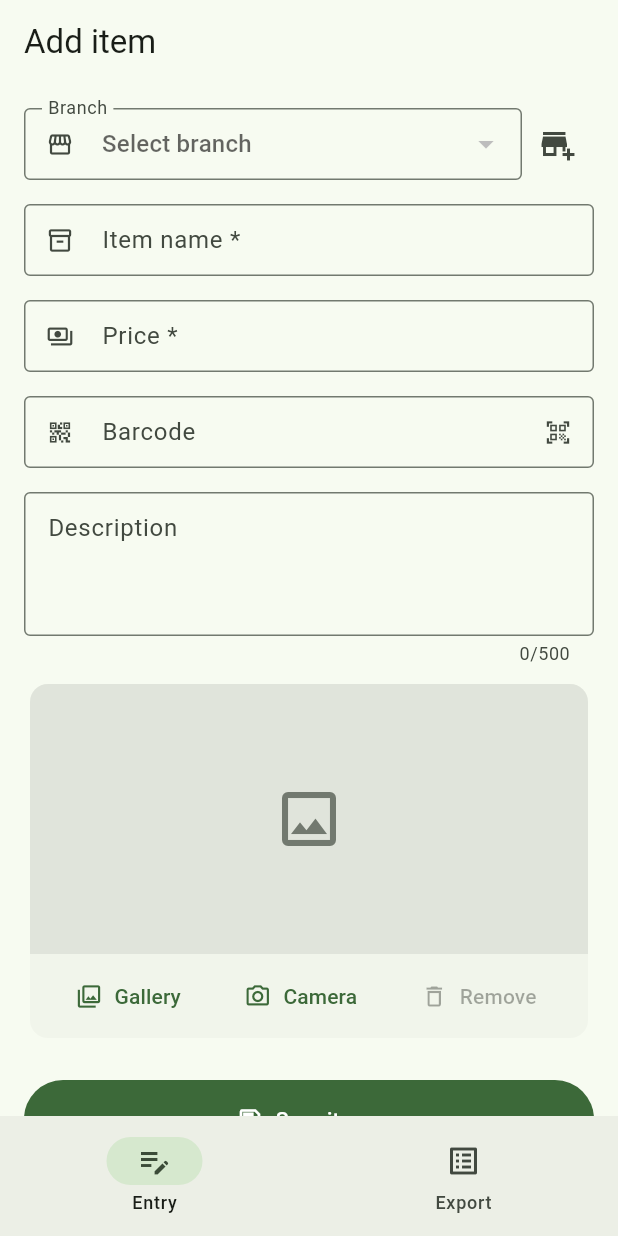
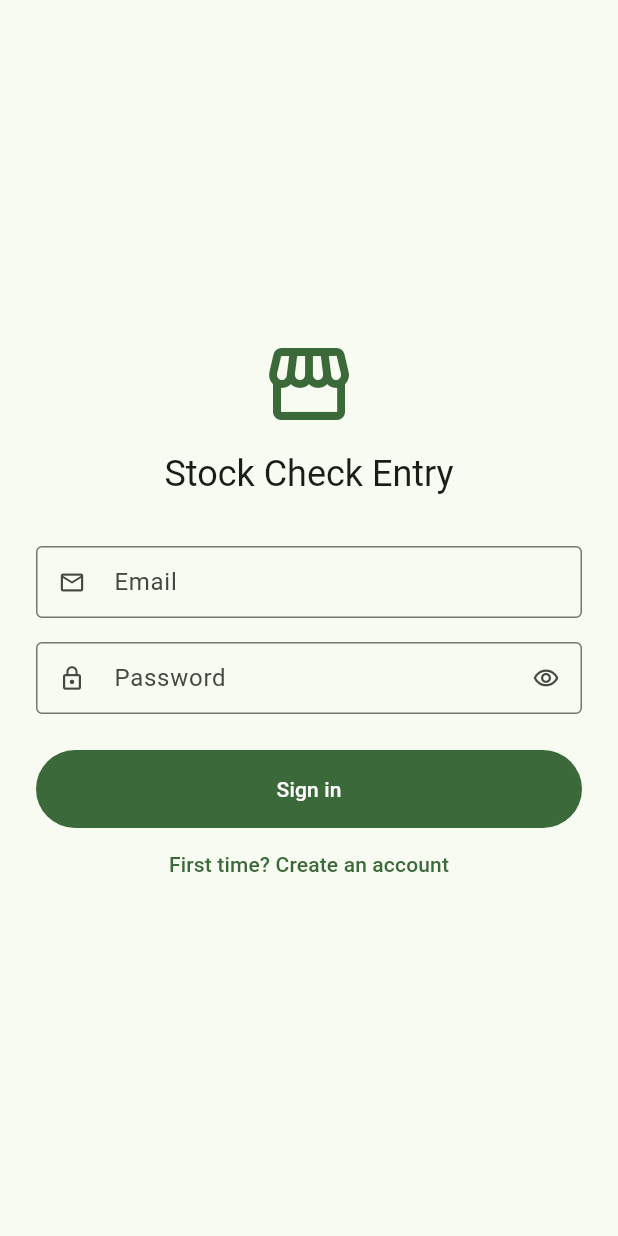
Before and after one commit to apollocked/stock_check_data_entry, a Flutter app: the screen it shows after launch, on a phone screen of 412 x 824 dp. Run offline on Flutter 3.47's test engine with Material 3 defaults, Android fonts, the phone set to English and light mode, and no system bars; our stand-ins replace cross_file, csv, flutter_riverpod, image_picker, share_plus, supabase_flutter; missing offline and left inert: mobile_scanner; accounts and stored records are empty.

Commit message:
Update : the UI

```diff
--- a/lib/config.dart
+++ /dev/null
@@ -1,5 +0,0 @@
-class Config {
-  static const String supabaseUrl = 'https://wwzvywkvblftreqdusay.supabase.co';
-  static const String supabaseAnonKey =
-      'sb_publishable_zFK0H560dmL7zZpRjZ7f_A_bwa-xPWA';
-}
--- a/lib/data/datasources/image_storage_datasource.dart
+++ b/lib/data/datasources/image_storage_datasource.dart
@@ -26,7 +26,9 @@ class ImageStorageDatasource {
     final bytes = await imageFile.readAsBytes();
     final fileName =
         '${DateTime.now().microsecondsSinceEpoch}_${Random().nextInt(100000)}.$extension';
-    await _client.storage.from(_bucket).uploadBinary(
+    await _client.storage
+        .from(_bucket)
+        .uploadBinary(
           fileName,
           bytes,
           fileOptions: FileOptions(contentType: contentType),
@@ -41,9 +43,9 @@ class ImageStorageDatasource {
     final bucketIndex = segments.indexOf(_bucket);
     if (bucketIndex == -1 || bucketIndex + 1 >= segments.length) return;
     try {
-      await _client.storage
-          .from(_bucket)
-          .remove([segments.sublist(bucketIndex + 1).join('/')]);
+      await _client.storage.from(_bucket).remove([
+        segments.sublist(bucketIndex + 1).join('/'),
+      ]);
     } catch (_) {
       // Orphaned image is harmless; never block row deletion on this.
     }
--- a/lib/data/repositories/inventory_repository_impl.dart
+++ b/lib/data/repositories/inventory_repository_impl.dart
@@ -19,7 +19,10 @@ class InventoryRepositoryImpl implements InventoryRepository {
       final rows = await _remote.fetchBranches();
       return [for (final row in rows) Branch.fromMap(row)];
     } catch (e) {
-      throw AppException('Could not load branches: $e', AppExceptionType.network);
+      throw AppException(
+        'Could not load branches: $e',
+        AppExceptionType.network,
+      );
     }
   }
 
--- a/lib/main.dart
+++ b/lib/main.dart
@@ -4,7 +4,9 @@ import 'package:supabase_flutter/supabase_flutter.dart';
 
 import 'core/config.dart';
 import 'core/theme/app_theme.dart';
+import 'presentation/controllers/auth_controllers.dart';
 import 'presentation/screens/home_shell.dart';
+import 'presentation/screens/login_screen.dart';
 
 Future<void> main() async {
   WidgetsFlutterBinding.ensureInitialized();
@@ -15,16 +17,47 @@ Future<void> main() async {
   runApp(const ProviderScope(child: StockCheckEntryApp()));
 }
 
-class StockCheckEntryApp extends StatelessWidget {
+class StockCheckEntryApp extends ConsumerWidget {
   const StockCheckEntryApp({super.key});
 
   @override
-  Widget build(BuildContext context) {
+  Widget build(BuildContext context, WidgetRef ref) {
     return MaterialApp(
       title: 'Stock Check Entry',
       debugShowCheckedModeBanner: false,
       theme: appTheme,
-      home: const HomeShell(),
+      home: ref
+          .watch(sessionStateProvider)
+          .when(
+            loading: () => const _Splash(),
+            data: (signedIn) =>
+                signedIn ? const HomeShell() : const LoginScreen(),
+            error: (_, _) => const LoginScreen(),
+          ),
     );
   }
 }
+
+class _Splash extends StatelessWidget {
+  const _Splash();
+
+  @override
+  Widget build(BuildContext context) {
+    return Scaffold(
+      body: Center(
+        child: Column(
+          mainAxisSize: MainAxisSize.min,
+          children: [
+            Icon(
+              Icons.storefront,
+              size: 56,
+              color: Theme.of(context).colorScheme.primary,
+            ),
+            const SizedBox(height: 16),
+            const CircularProgressIndicator(),
+          ],
+        ),
+      ),
+    );
+  }
+}
--- /dev/null
+++ b/lib/presentation/controllers/auth_controllers.dart
@@ -0,0 +1,21 @@
+import 'dart:async';
+
+import 'package:flutter_riverpod/flutter_riverpod.dart';
+import 'package:supabase_flutter/supabase_flutter.dart';
+
+Stream<bool> _sessionStream(GoTrueClient auth) async* {
+  yield auth.currentSession != null;
+  await for (final event in auth.onAuthStateChange) {
+    yield event.session != null;
+  }
+}
+
+/// Emits whether a user is signed in. Falls back to `false` when Supabase
+/// has not been initialized (e.g. unit tests).
+final sessionStateProvider = StreamProvider<bool>((ref) {
+  try {
+    return _sessionStream(Supabase.instance.client.auth);
+  } catch (_) {
+    return Stream.value(false);
+  }
+});
--- a/lib/presentation/screens/item_entry_screen.dart
+++ b/lib/presentation/screens/item_entry_screen.dart
@@ -57,8 +57,8 @@ class _ItemEntryScreenState extends ConsumerState<ItemEntryScreen> {
   }
 
   Future<void> _scanBarcode() async {
-    final code =
-        await Navigator.of(context).push<String>(BarcodeScanScreen.route());
+    final code = await Navigator.of(context)
+        .push<String>(BarcodeScanScreen.route());
     if (code != null && code.isNotEmpty) {
       _barcodeController.text = code;
     }
@@ -82,8 +82,9 @@ class _ItemEntryScreenState extends ConsumerState<ItemEntryScreen> {
             const SizedBox(height: 12),
             TextField(
               controller: locationController,
-              decoration:
-                  const InputDecoration(labelText: 'Location (optional)'),
+              decoration: const InputDecoration(
+                labelText: 'Location (optional)',
+              ),
             ),
           ],
         ),
@@ -186,8 +187,8 @@ class _ItemEntryScreenState extends ConsumerState<ItemEntryScreen> {
     final selectedBranchId = ref.watch(selectedBranchIdProvider);
 
     return Scaffold(
-      appBar: AppBar(title: const Text('Add item')),
-      body: AbsorbPointer(
+      body: SafeArea(
+        child: AbsorbPointer(
           absorbing: _submitting,
           child: Form(
             key: _formKey,
@@ -241,10 +242,14 @@ class _ItemEntryScreenState extends ConsumerState<ItemEntryScreen> {
                             ? const SizedBox(
                                 width: 20,
                                 height: 20,
-                              child: CircularProgressIndicator(strokeWidth: 2),
+                                child: CircularProgressIndicator(
+                                  strokeWidth: 2,
+                                ),
                               )
                             : const Icon(Icons.add_business),
-                      onPressed: _creatingBranch ? null : _showAddBranchDialog,
+                        onPressed: _creatingBranch
+                            ? null
+                            : _showAddBranchDialog,
                       ),
                     ],
                   ),
@@ -257,24 +262,23 @@ class _ItemEntryScreenState extends ConsumerState<ItemEntryScreen> {
                     labelText: 'Item name *',
                     prefixIcon: Icon(Icons.inventory_2_outlined),
                   ),
-                validator: (value) =>
-                    (value == null || value.trim().isEmpty)
+                  validator: (value) => (value == null || value.trim().isEmpty)
                       ? 'Name is required'
                       : null,
                 ),
                 const SizedBox(height: 16),
                 TextFormField(
                   controller: _priceController,
-                keyboardType:
-                    const TextInputType.numberWithOptions(decimal: true),
+                  keyboardType: const TextInputType.numberWithOptions(
+                    decimal: true,
+                  ),
                   textInputAction: TextInputAction.next,
                   decoration: const InputDecoration(
                     labelText: 'Price *',
                     prefixIcon: Icon(Icons.payments_outlined),
                   ),
                   validator: (value) {
-                  final parsed =
-                      double.tryParse(value?.trim() ?? '');
+                    final parsed = double.tryParse(value?.trim() ?? '');
                     if (parsed == null || parsed < 0) {
                       return 'Enter a valid price';
                     }
@@ -339,6 +343,7 @@ class _ItemEntryScreenState extends ConsumerState<ItemEntryScreen> {
             ),
           ),
         ),
+      ),
     );
   }
 }
@@ -370,9 +375,11 @@ class _ImagePickerCard extends StatelessWidget {
             color: Theme.of(context).colorScheme.surfaceContainerHighest,
             alignment: Alignment.center,
             child: image == null
-                ? Icon(Icons.image_outlined,
+                ? Icon(
+                    Icons.image_outlined,
                     size: 48,
-                    color: Theme.of(context).colorScheme.outline)
+                    color: Theme.of(context).colorScheme.outline,
+                  )
                 : Ink.image(
                     image: FileImage(File(image!.path)),
                     fit: BoxFit.cover,
--- /dev/null
+++ b/lib/presentation/screens/login_screen.dart
@@ -0,0 +1,161 @@
+import 'package:flutter/material.dart';
+import 'package:flutter_riverpod/flutter_riverpod.dart';
+import 'package:supabase_flutter/supabase_flutter.dart';
+
+class LoginScreen extends ConsumerStatefulWidget {
+  const LoginScreen({super.key});
+
+  @override
+  ConsumerState<LoginScreen> createState() => _LoginScreenState();
+}
+
+class _LoginScreenState extends ConsumerState<LoginScreen> {
+  final _formKey = GlobalKey<FormState>();
+  final _emailController = TextEditingController();
+  final _passwordController = TextEditingController();
+
+  bool _isSignUp = false;
+  bool _busy = false;
+  bool _obscure = true;
+
+  @override
+  void dispose() {
+    _emailController.dispose();
+    _passwordController.dispose();
+    super.dispose();
+  }
+
+  Future<void> _submit() async {
+    if (!_formKey.currentState!.validate()) return;
+    setState(() => _busy = true);
+    final auth = Supabase.instance.client.auth;
+    final email = _emailController.text.trim();
+    final password = _passwordController.text;
+
+    try {
+      if (_isSignUp) {
+        final response = await auth.signUp(email: email, password: password);
+        if (!mounted) return;
+        if (response.session == null) {
+          ScaffoldMessenger.of(context).showSnackBar(
+            const SnackBar(
+              content: Text(
+                'Account created. Check your inbox to confirm the email, '
+                'then sign in.',
+              ),
+              duration: Duration(seconds: 8),
+            ),
+          );
+          setState(() => _isSignUp = false);
+        }
+      } else {
+        await auth.signInWithPassword(email: email, password: password);
+      }
+    } on AuthException catch (e) {
+      if (mounted) {
+        ScaffoldMessenger.of(context)
+            .showSnackBar(SnackBar(content: Text(e.message)));
+      }
+    } catch (e) {
+      if (mounted) {
+        ScaffoldMessenger.of(context)
+            .showSnackBar(SnackBar(content: Text('Something went wrong: $e')));
+      }
+    } finally {
+      if (mounted) setState(() => _busy = false);
+    }
+  }
+
+  @override
+  Widget build(BuildContext context) {
+    return Scaffold(
+      body: Center(
+        child: SingleChildScrollView(
+          padding: const EdgeInsets.all(24),
+          child: ConstrainedBox(
+            constraints: const BoxConstraints(maxWidth: 420),
+            child: Form(
+              key: _formKey,
+              child: Column(
+                mainAxisAlignment: MainAxisAlignment.center,
+                crossAxisAlignment: CrossAxisAlignment.stretch,
+                children: [
+                  Icon(
+                    Icons.storefront,
+                    size: 64,
+                    color: Theme.of(context).colorScheme.primary,
+                  ),
+                  const SizedBox(height: 12),
+                  Text(
+                    'Stock Check Entry',
+                    textAlign: TextAlign.center,
+                    style: Theme.of(context).textTheme.headlineSmall,
+                  ),
+                  const SizedBox(height: 32),
+                  TextFormField(
+                    controller: _emailController,
+                    keyboardType: TextInputType.emailAddress,
+                    autofillHints: const [AutofillHints.email],
+                    decoration: const InputDecoration(
+                      labelText: 'Email',
+                      prefixIcon: Icon(Icons.email_outlined),
+                    ),
+                    validator: (value) => value != null && value.contains('@')
+                        ? null
+                        : 'Enter a valid email',
+                  ),
+                  const SizedBox(height: 16),
+                  TextFormField(
+                    controller: _passwordController,
+                    obscureText: _obscure,
+                    autofillHints: const [AutofillHints.password],
+                    onFieldSubmitted: (_) => _busy ? null : _submit(),
+                    decoration: InputDecoration(
+                      labelText: 'Password',
+                      prefixIcon: const Icon(Icons.lock_outline),
+                      suffixIcon: IconButton(
+                        icon: Icon(
+                          _obscure
+                              ? Icons.visibility_outlined
+                              : Icons.visibility_off_outlined,
+                        ),
+                        onPressed: () => setState(() => _obscure = !_obscure),
+                      ),
+                    ),
+                    validator: (value) => value != null && value.length >= 6
+                        ? null
+                        : 'At least 6 characters',
+                  ),
+                  const SizedBox(height: 24),
+                  FilledButton(
+                    style: FilledButton.styleFrom(
+                      minimumSize: const Size.fromHeight(52),
+                    ),
+                    onPressed: _busy ? null : _submit,
+                    child: _busy
+                        ? const SizedBox(
+                            width: 20,
+                            height: 20,
+                            child: CircularProgressIndicator(strokeWidth: 2),
+                          )
+                        : Text(_isSignUp ? 'Create account' : 'Sign in'),
+                  ),
+                  TextButton(
+                    onPressed: _busy
+                        ? null
+                        : () => setState(() => _isSignUp = !_isSignUp),
+                    child: Text(
+                      _isSignUp
+                          ? 'Already have an account? Sign in'
+                          : "First time? Create an account",
+                    ),
+                  ),
+                ],
+              ),
+            ),
+          ),
+        ),
+      ),
+    );
+  }
+}
--- a/lib/presentation/screens/manager_export_screen.dart
+++ b/lib/presentation/screens/manager_export_screen.dart
@@ -84,8 +84,8 @@ class _ManagerExportScreenState extends ConsumerState<ManagerExportScreen> {
     final itemsAsync = ref.watch(itemsProvider(_branchFilter));
 
     return Scaffold(
-      appBar: AppBar(title: const Text('Manager export')),
-      body: Column(
+      body: SafeArea(
+        child: Column(
           children: [
             Padding(
               padding: const EdgeInsets.fromLTRB(16, 12, 16, 4),
@@ -250,6 +250,7 @@ class _ManagerExportScreenState extends ConsumerState<ManagerExportScreen> {
             ),
           ],
         ),
+      ),
     );
   }
 }
```
Also changed, not shown: lib/presentation/controllers/inventory_controllers.dart (+8 -6 lines), lib/presentation/screens/barcode_scan_screen.dart (+3 -6 lines), lib/presentation/screens/home_shell.dart (+46 -3 lines), 4 other files. Lines whose indentation alone changed are shown as unchanged.
